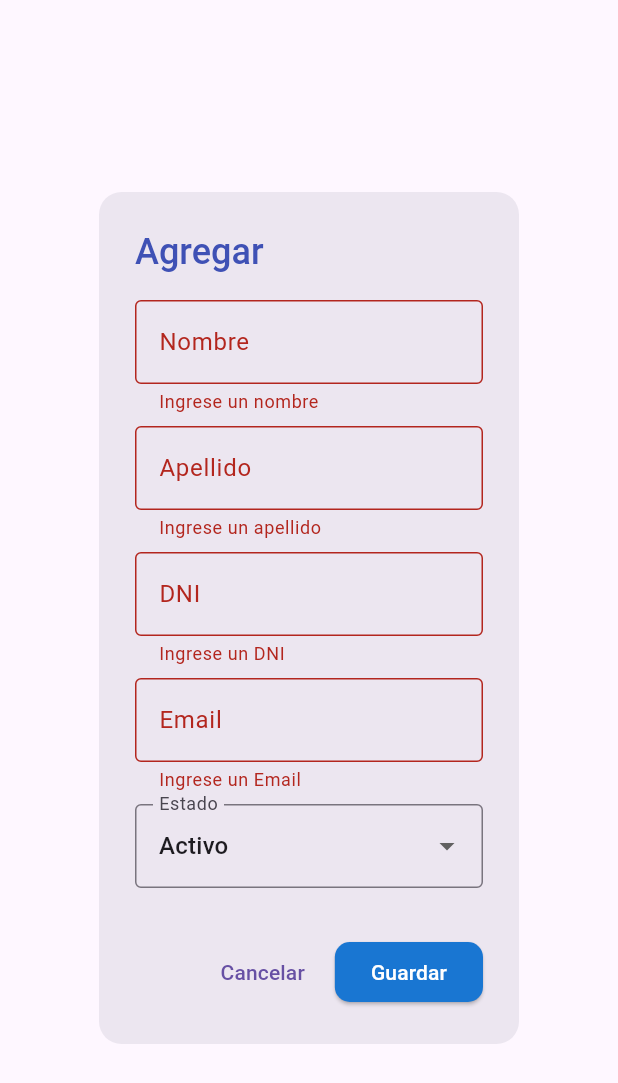
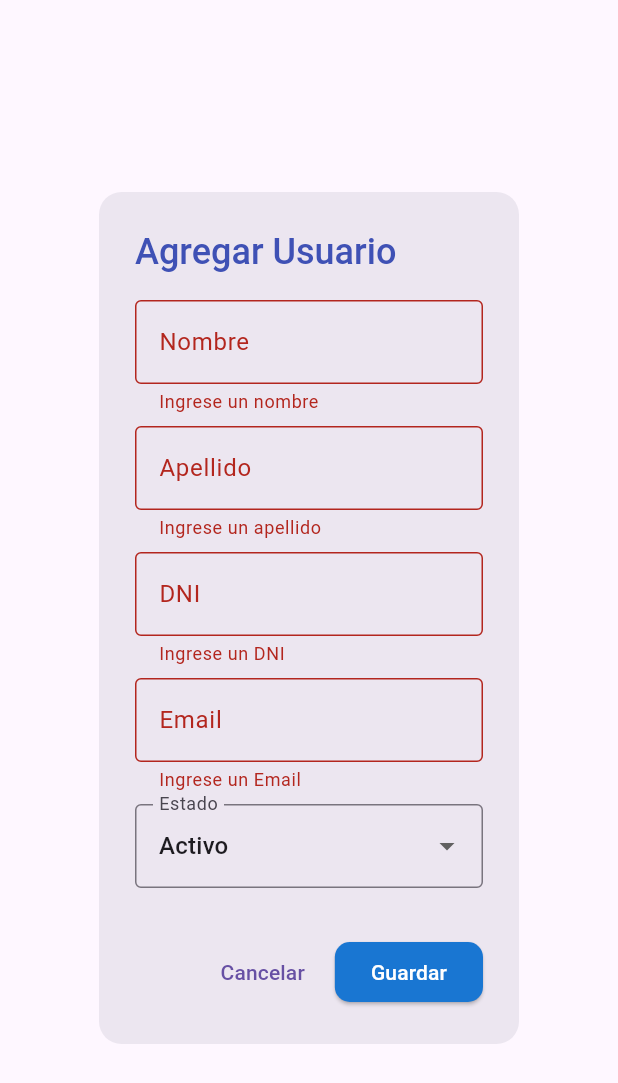
Before and after one commit to KrCrimson/Acees_Group, a Flutter app: the AddEditUserDialog widget shown alone on an empty page, opened directly with empty values, after a tap on "Guardar", on a phone screen of 412 x 824 dp. Shown: the top 1083 px of the screen. Run offline on Flutter 3.47's test engine with Material 3 defaults, Android fonts, the light colour scheme and no system bars; our stand-ins replace cloud_firestore, firebase_auth, firebase_core, fl_chart, flutter_tts, fluttertoast and 2 more; missing offline and left inert: mobile_scanner; accounts and stored records are empty.

```diff
--- a/lib/screens/admin/add_edit_user_dialog.dart
+++ b/lib/screens/admin/add_edit_user_dialog.dart
@@ -59,14 +59,15 @@ class _AddEditUserDialogState extends State<AddEditUserDialog> {
         'nombre': nombre,
         'apellido': apellido,
         'dni': dni,
-        'email': email,
         'rango': widget.userRole,
         'puerta_acargo': _selectedPuerta,
-        'estado': _isEditing ? widget.user!['estado'] : _status,
+        'estado': _status,
         'fecha_modificacion': Timestamp.now(),
       };
 
+      // Solo incluir email si no estamos editando (nuevo usuario)
       if (!_isEditing) {
+        userData['email'] = email.trim().toLowerCase(); // Guardar email en lowercase
         userData['fecha_creacion'] = Timestamp.now(); // Add creation date only for new users
       }
 
@@ -77,17 +78,21 @@ class _AddEditUserDialogState extends State<AddEditUserDialog> {
               .doc(widget.user!.id)
               .update(userData);
         } else {
-          // Create user in Firestore
-          final newUserDoc = await FirebaseFirestore.instance.collection('usuarios').add(userData);
-
-          // Create user in Firebase Authentication
+          // Create user in Firebase Authentication first
           final authResult = await FirebaseAuth.instance.createUserWithEmailAndPassword(
             email: email,
             password: dni, // Use DNI as the default password
           );
 
-          // Link Firestore user document with Firebase Authentication UID
-          await newUserDoc.update({'auth_uid': authResult.user!.uid});
+          // Create user in Firestore using the Firebase Auth UID as document ID
+          await FirebaseFirestore.instance
+              .collection('usuarios')
+              .doc(authResult.user!.uid) // Use UID as document ID
+              .set({
+            ...userData,
+            'uid': authResult.user!.uid, // Store UID in the document
+            'auth_uid': authResult.user!.uid, // For compatibility
+          });
         }
 
         Navigator.of(context).pop();
@@ -106,7 +111,7 @@ class _AddEditUserDialogState extends State<AddEditUserDialog> {
         borderRadius: BorderRadius.circular(15.0),
       ),
       title: Text(
-        _isEditing ? 'Editar ${widget.userRole}' : 'Agregar ${widget.userRole}',
+        _isEditing ? 'Editar Usuario' : 'Agregar Usuario',
         style: const TextStyle(
           fontWeight: FontWeight.w500,
           color: Colors.indigo,
@@ -149,9 +154,13 @@ class _AddEditUserDialogState extends State<AddEditUserDialog> {
               const SizedBox(height: 8),
               TextFormField(
                 controller: _emailController,
-                decoration: const InputDecoration(
+                enabled: !_isEditing, // Deshabilitar edición del email cuando se está editando
+                decoration: InputDecoration(
                   labelText: 'Email',
-                  border: OutlineInputBorder(),
+                  border: const OutlineInputBorder(),
+                  filled: _isEditing,
+                  fillColor: _isEditing ? Colors.grey[200] : null,
+                  suffixIcon: _isEditing ? const Icon(Icons.lock, color: Colors.grey) : null,
                 ),
                 validator: (value) =>
                     value == null || value.isEmpty ? 'Ingrese un Email' : null,
```
Also changed, not shown: lib/auth_service.dart (+61 -4 lines), lib/screens/admin/user_card.dart (+63 -6 lines), debug_users.dart (added).
